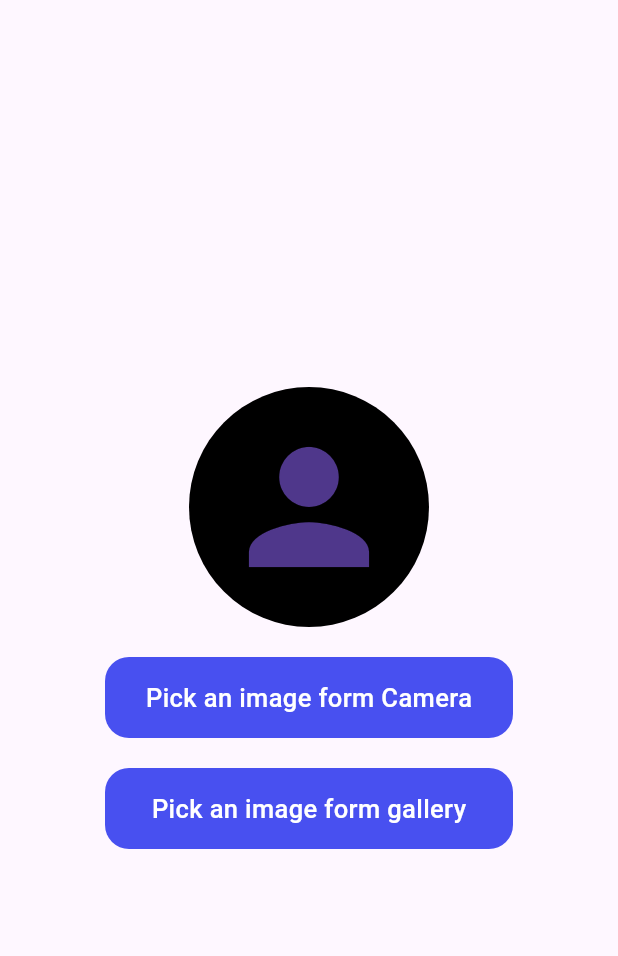
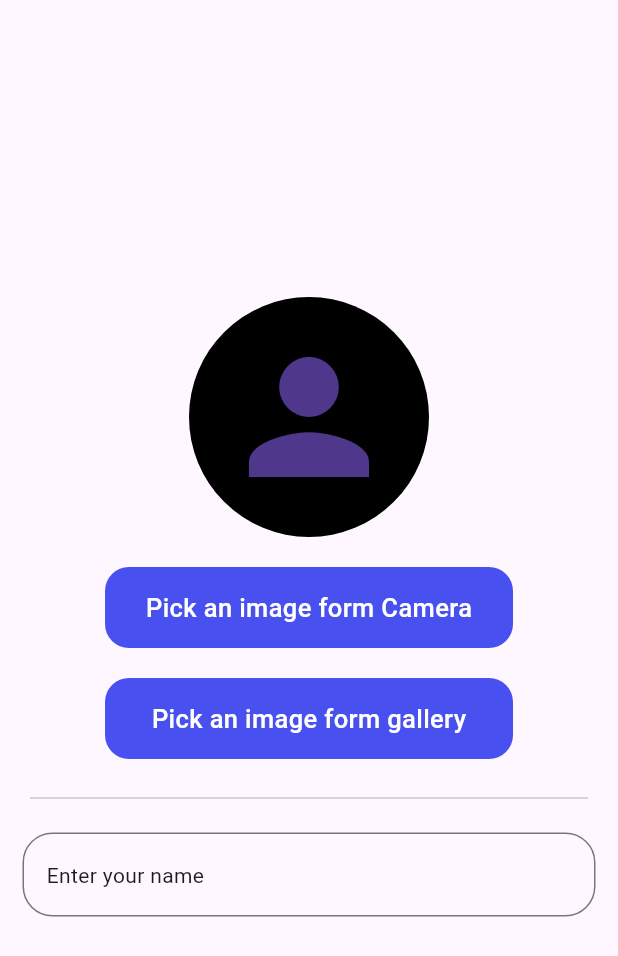
Before and after one commit to Anas3Ezz/taskati, a Flutter app: the screen it shows after launch, on a phone screen of 412 x 824 dp. Shown: the top 956 px of the screen. Run offline on Flutter 3.47's test engine with Material 3 defaults, Android fonts, the phone set to English and light mode, and no system bars; our stand-ins replace image_picker, lottie.

Commit message:
set up textormield

```diff
--- a/lib/screens/auth_screen.dart
+++ b/lib/screens/auth_screen.dart
@@ -58,6 +58,21 @@ class _AuthScreenState extends State<AuthScreen> {
                 pickPhotoFromGallery();
               },
             ),
+            const SizedBox(height: 18),
+            const Divider(indent: 20, endIndent: 20),
+            Padding(
+              padding: const EdgeInsets.all(15.0),
+              child: TextFormField(
+                enabled: true,
+
+                decoration: InputDecoration(
+                  hint: const Text('Enter your name'),
+                  border: OutlineInputBorder(
+                    borderRadius: BorderRadius.circular(20),
+                  ),
+                ),
+              ),
+            ),
           ],
         ),
       ),
```
